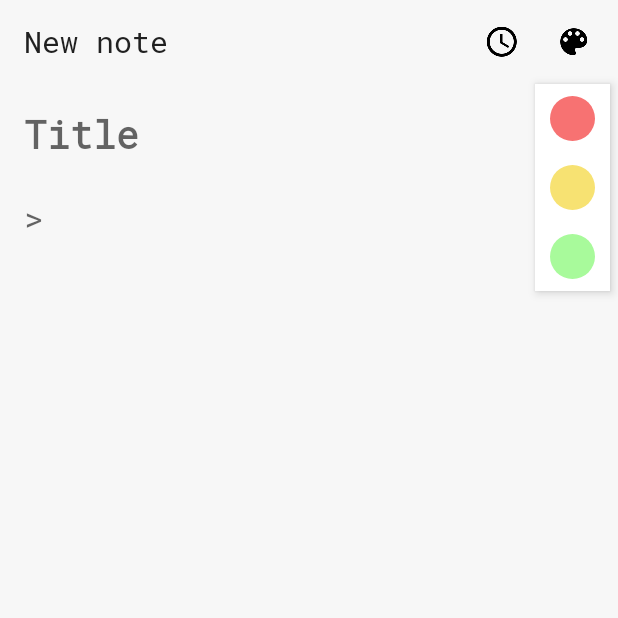
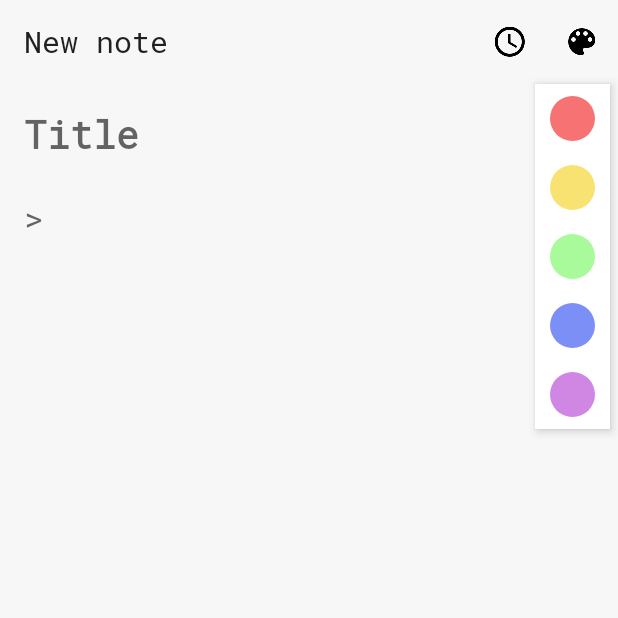
Before and after one commit to RuslanBarcho/FireNotes, an Android app: the NoteActivity screen opened directly, with no data from a screen before it, after a tap on "color", on a phone screen of 412 x 824 dp, the top half of it. Run offline under Robolectric (Android 15) with nearby library versions, the phone set to English and light mode, and no system bars; our stand-ins replace Room's generated code.

Commit message:
add normal color picker

```diff
--- a/app/src/main/java/radonsoft/firenotes/NoteActivity.java
+++ b/app/src/main/java/radonsoft/firenotes/NoteActivity.java
@@ -12,6 +12,7 @@ import android.view.MenuItem;
 import android.view.View;
 import android.widget.EditText;
 import android.widget.LinearLayout;
+import android.widget.RadioGroup;
 import android.widget.Toast;
 
 import java.util.ArrayList;
@@ -26,7 +27,7 @@ public class NoteActivity extends AppCompatActivity implements DateDialogFragmen
     EditText text;
     AppDatabase db;
 
-    LinearLayout colorPicker;
+    LinearLayout colorPickerLayout;
     LinearLayout colorPickerBackground;
 
     private boolean ifEdit;
@@ -35,6 +36,7 @@ public class NoteActivity extends AppCompatActivity implements DateDialogFragmen
     public Calendar dateAndTime = Calendar.getInstance();
 
     DateDialogFragment dateDialog = new DateDialogFragment();
+    RadioGroup colorPicker;
 
     @Override
     protected void onCreate(Bundle savedInstanceState) {
@@ -50,8 +52,9 @@ public class NoteActivity extends AppCompatActivity implements DateDialogFragmen
 
         title = findViewById(R.id.title_edit);
         text = findViewById(R.id.note_edit);
+        colorPickerLayout = findViewById(R.id.check_colorLayout);
+        colorPickerBackground = findViewById(R.id.check_color_background);
         colorPicker = findViewById(R.id.check_color);
-        colorPickerBackground = findViewById(R.id.check_color_background);
 
         Toolbar toolbar = findViewById(R.id.note_toolbar);
         setSupportActionBar(toolbar);
@@ -60,9 +63,21 @@ public class NoteActivity extends AppCompatActivity implements DateDialogFragmen
         colorPickerBackground.setOnClickListener(new View.OnClickListener() {
             @Override
             public void onClick(View view) {
-                if (colorPicker.getVisibility() == View.VISIBLE){
-                    colorPicker.setVisibility(View.GONE);
+                if (colorPickerLayout.getVisibility() == View.VISIBLE){
+                    colorPickerLayout.setVisibility(View.GONE);
                     colorPickerBackground.setVisibility(View.GONE);
+                }
+            }
+        });
+        colorPicker.setOnCheckedChangeListener(new RadioGroup.OnCheckedChangeListener()
+        {
+            @Override
+            public void onCheckedChanged(RadioGroup group, int checkedId) {
+                switch (checkedId){
+                    case (R.id.rb_red):{
+                        Toast.makeText(NoteActivity.this, "RED", Toast.LENGTH_SHORT).show();
+                    }
+                    break;
                 }
             }
         });
@@ -90,18 +105,17 @@ public class NoteActivity extends AppCompatActivity implements DateDialogFragmen
     @Override
     public boolean onOptionsItemSelected(MenuItem item) {
         int id = item.getItemId();
-
         //if (id == R.id.navbar_done) {
         //    processNote();
         //    changeActivity();
         //    return true;
         //}
         if (id == R.id.navbar_color){
-            if (colorPicker.getVisibility() == View.VISIBLE){
-                colorPicker.setVisibility(View.GONE);
+            if (colorPickerLayout.getVisibility() == View.VISIBLE){
+                colorPickerLayout.setVisibility(View.GONE);
                 colorPickerBackground.setVisibility(View.GONE);
             } else {
-                colorPicker.setVisibility(View.VISIBLE);
+                colorPickerLayout.setVisibility(View.VISIBLE);
                 colorPickerBackground.setVisibility(View.VISIBLE);
             }
         }
@@ -150,8 +164,8 @@ public class NoteActivity extends AppCompatActivity implements DateDialogFragmen
 
     @Override
     public void onBackPressed() {
-        if (colorPicker.getVisibility() == View.VISIBLE){
-            colorPicker.setVisibility(View.GONE);
+        if (colorPickerLayout.getVisibility() == View.VISIBLE){
+            colorPickerLayout.setVisibility(View.GONE);
             colorPickerBackground.setVisibility(View.GONE);
         } else{
             processNote();
--- a/app/src/main/res/layout/activity_note.xml
+++ b/app/src/main/res/layout/activity_note.xml
@@ -14,7 +14,6 @@
         android:id="@+id/note_toolbar"
         android:layout_width="match_parent"
         android:layout_height="?attr/actionBarSize"
-        android:layout_alignEnd="@+id/linearLayout"
         android:layout_alignParentTop="true"
         android:background="?attr/colorPrimary"
         android:theme="@style/ThemeOverlay.AppCompat.Dark.ActionBar"
@@ -70,14 +69,15 @@
         android:visibility="gone"></LinearLayout>
 
     <LinearLayout
-        android:id="@+id/linearLayout"
+        android:id="@+id/check_colorLayout"
         android:layout_width="wrap_content"
         android:layout_height="wrap_content"
         android:layout_alignParentEnd="true"
         android:layout_below="@+id/note_toolbar"
-        android:layout_marginRight="5dp"
+        android:layout_marginEnd="5dp"
         android:background="#ffffff"
         android:elevation="4dp"
+        android:visibility="gone"
         android:orientation="vertical">
 
         <RadioGroup
@@ -87,7 +87,7 @@
             android:layout_gravity="center_horizontal"
             android:gravity="center_horizontal"
             android:orientation="vertical"
-            android:visibility="gone">
+            >
 
             <RadioButton
                 android:id="@+id/rb_red"
@@ -101,7 +101,7 @@
                 android:buttonTint="#F77272" />
 
             <RadioButton
-                android:id="@+id/rb_green"
+                android:id="@+id/rb_yellow"
                 android:layout_width="wrap_content"
                 android:layout_height="wrap_content"
                 android:layout_marginBottom="8dp"
@@ -112,6 +112,16 @@
                 android:buttonTint="#F7E272" />
 
             <RadioButton
+                android:id="@+id/rb_green"
+                android:layout_width="wrap_content"
+                android:layout_height="wrap_content"
+                android:layout_marginBottom="8dp"
+                android:layout_marginLeft="10dp"
+                android:layout_marginRight="10dp"
+                android:layout_marginTop="8dp"
+                android:button="@drawable/circle_button_selector"
+                android:buttonTint="#A8FA9B" />
+            <RadioButton
                 android:id="@+id/rb_blue"
                 android:layout_width="wrap_content"
                 android:layout_height="wrap_content"
@@ -120,7 +130,17 @@
                 android:layout_marginRight="10dp"
                 android:layout_marginTop="8dp"
                 android:button="@drawable/circle_button_selector"
-                android:buttonTint="#A8FA9B" />
+                android:buttonTint="#7C8FF7" />
+            <RadioButton
+                android:id="@+id/rb_violet"
+                android:layout_width="wrap_content"
+                android:layout_height="wrap_content"
+                android:layout_marginBottom="8dp"
+                android:layout_marginLeft="10dp"
+                android:layout_marginRight="10dp"
+                android:layout_marginTop="8dp"
+                android:button="@drawable/circle_button_selector"
+                android:buttonTint="#D086E3" />
         </RadioGroup>
     </LinearLayout>
 
```
